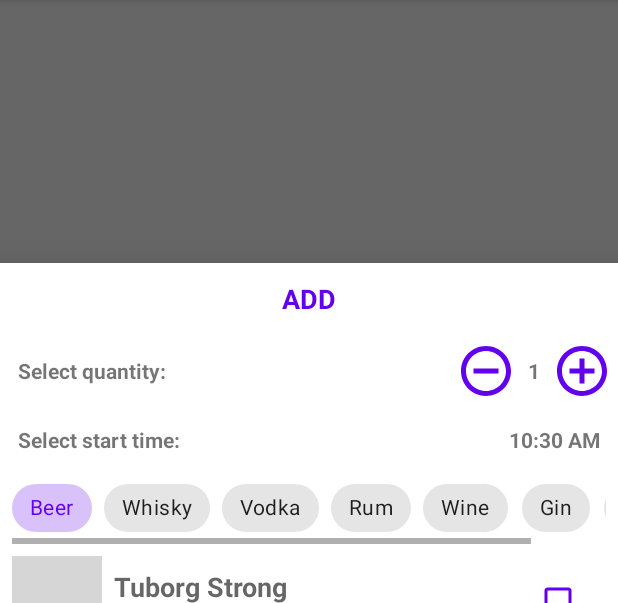
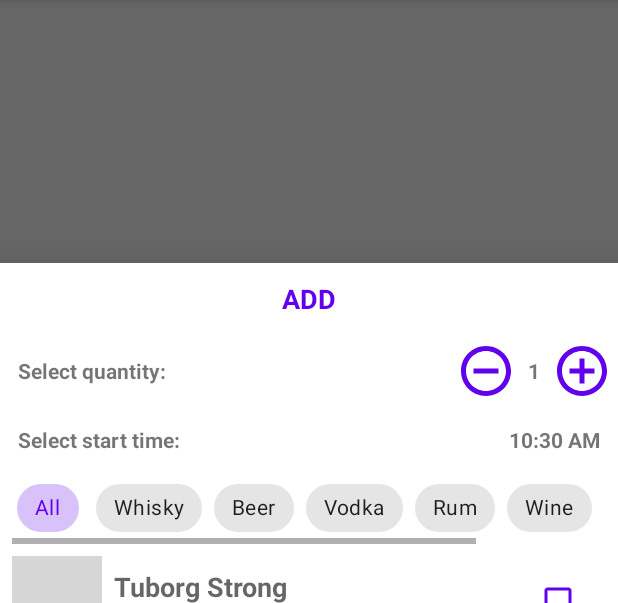
Before and after one commit to SameerShelarr/BloodAlcoholCalculator, an Android app: the AddDrinkBottomSheetDialog screen opened through its navigation route, on a phone screen of 412 x 824 dp, the part 84-687 px from its top. Run offline under Robolectric (Android 15) with nearby library versions, the phone set to English and light mode, and no system bars; our stand-ins replace Dagger/Hilt's generated code, Room's generated code; 2 statements that could not run were skipped; grey boxes are pictures that could not be loaded.

Commit message:
Added all drinks chip and section in the drinks list.

```diff
--- a/app/src/main/java/com/sameershelar/bloodalcoholcalculator/ui/AddDrinkBottomSheetDialog.kt
+++ b/app/src/main/java/com/sameershelar/bloodalcoholcalculator/ui/AddDrinkBottomSheetDialog.kt
@@ -64,6 +64,9 @@ class AddDrinkBottomSheetDialog : BottomSheetDialogFragment() {
             chipGroup.setOnCheckedChangeListener { _, checkedId ->
                 adapter.setData(
                     when (checkedId) {
+                        R.id.all_chip -> {
+                            viewModel.drinksList
+                        }
                         R.id.beer_chip -> {
                             viewModel.drinksList.filter { drink -> drink.type == BEER }
                         }
@@ -124,8 +127,8 @@ class AddDrinkBottomSheetDialog : BottomSheetDialogFragment() {
 
         viewModel.getAllDrinksLive().observe(viewLifecycleOwner) {
             viewModel.drinksList = it as MutableList<Drink>
-            val beerList = viewModel.drinksList.filter { drink -> drink.type == BEER }
-            adapter.setData(beerList)
+            val allList = viewModel.drinksList
+            adapter.setData(allList)
         }
 
         lifecycleScope.launch {
--- a/app/src/main/res/layout/fragment_add_drink_bottom_sheet_dialog.xml
+++ b/app/src/main/res/layout/fragment_add_drink_bottom_sheet_dialog.xml
@@ -117,13 +117,13 @@
                 app:singleSelection="true">
 
                 <com.google.android.material.chip.Chip
-                    android:id="@+id/beer_chip"
+                    android:id="@+id/all_chip"
                     style="@style/Widget.MaterialComponents.Chip.Choice"
                     android:layout_width="wrap_content"
                     android:layout_height="wrap_content"
                     android:checkable="true"
                     android:checked="true"
-                    android:text="@string/beer" />
+                    android:text="@string/all" />
 
                 <com.google.android.material.chip.Chip
                     android:id="@+id/whisky_chip"
@@ -132,6 +132,14 @@
                     android:layout_height="wrap_content"
                     android:checkable="true"
                     android:text="@string/whisky" />
+
+                <com.google.android.material.chip.Chip
+                    android:id="@+id/beer_chip"
+                    style="@style/Widget.MaterialComponents.Chip.Choice"
+                    android:layout_width="wrap_content"
+                    android:layout_height="wrap_content"
+                    android:checkable="true"
+                    android:text="@string/beer" />
 
                 <com.google.android.material.chip.Chip
                     android:id="@+id/vodka_chip"
--- a/app/src/main/res/layout/fragment_gender_selection.xml
+++ b/app/src/main/res/layout/fragment_gender_selection.xml
@@ -24,7 +24,7 @@
         android:layout_height="wrap_content"
         app:singleSelection="true"
         app:selectionRequired="true"
-        app:checkedButton="@id/male_button"
+        app:checkedButton="@id/female_button"
         app:layout_constraintBottom_toBottomOf="parent"
         app:layout_constraintEnd_toEndOf="parent"
         app:layout_constraintStart_toStartOf="parent"
--- a/app/src/main/res/values/strings.xml
+++ b/app/src/main/res/values/strings.xml
@@ -24,4 +24,5 @@
     <string name="history">History</string>
     <string name="please_select_a_drink">Please select a drink</string>
     <string name="do_not_drive">DO NOT DRIVE</string>
+    <string name="all">All</string>
 </resources>
```
